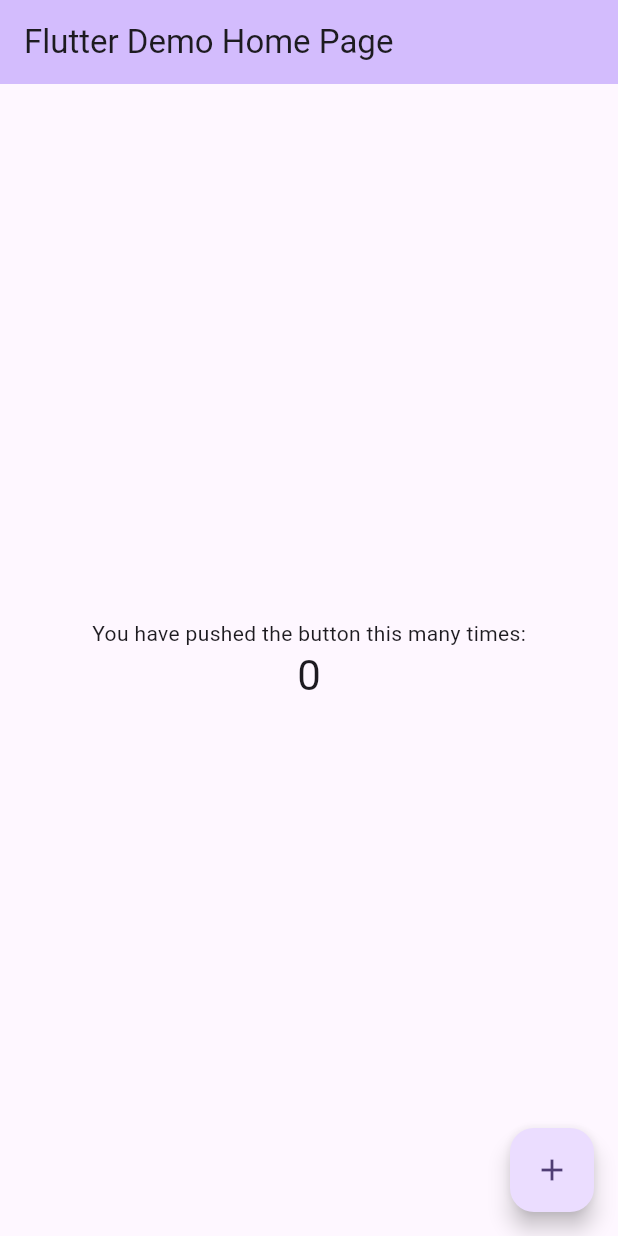
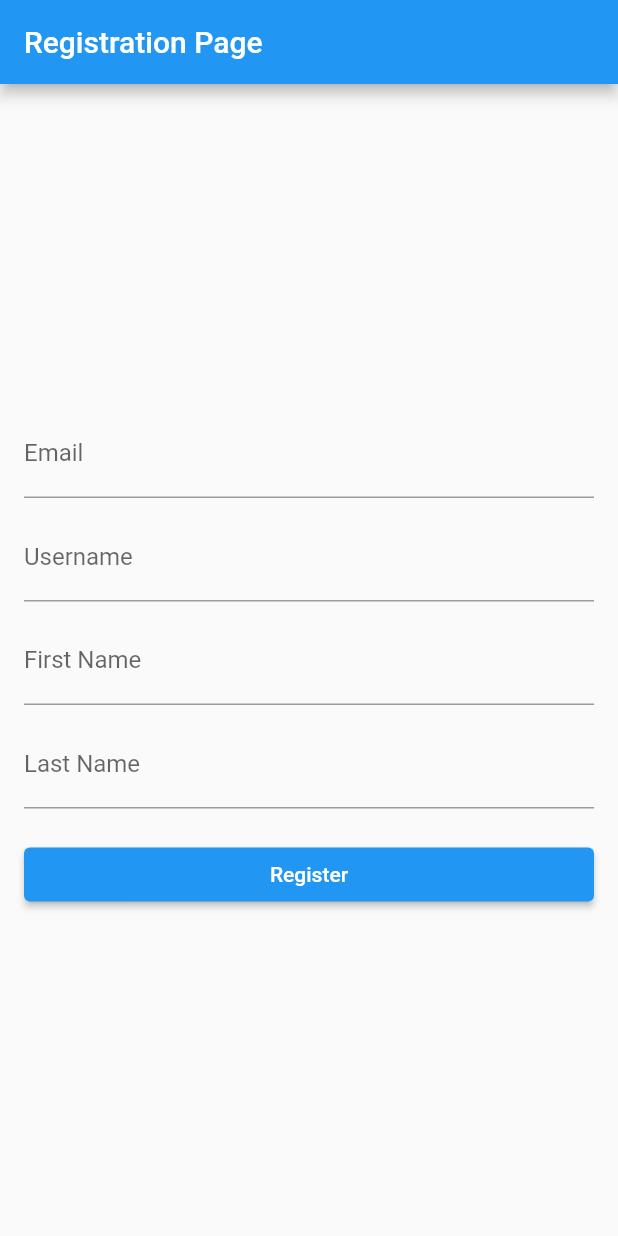
Before and after one commit to shantanujain9/justmissed, a Flutter app: the screen it shows after launch, on a phone screen of 412 x 824 dp. Run offline on Flutter 3.47's test engine with Material 2 defaults, Android fonts, the phone set to English and light mode, and no system bars.

Commit message:
two file changes
Added a registration page and confirmation page after user inputs 4 fields of information

```diff
--- /dev/null
+++ b/lib/confirmation_page.dart
@@ -0,0 +1,36 @@
+import 'package:flutter/material.dart';
+
+class ConfirmationPage extends StatelessWidget {
+  final String email;
+  final String username;
+  final String firstName;
+  final String lastName;
+
+  ConfirmationPage({
+    required this.email,
+    required this.username,
+    required this.firstName,
+    required this.lastName,
+  });
+
+  @override
+  Widget build(BuildContext context) {
+    return Scaffold(
+      appBar: AppBar(
+        title: Text('Confirmation Page'),
+      ),
+      body: Center(
+        child: Column(
+          mainAxisAlignment: MainAxisAlignment.center,
+          children: [
+            Text('Confirmation Details:'),
+            Text('Email: $email'),
+            Text('Username: $username'),
+            Text('First Name: $firstName'),
+            Text('Last Name: $lastName'),
+          ],
+        ),
+      ),
+    );
+  }
+}
--- a/lib/main.dart
+++ b/lib/main.dart
@@ -1,125 +1,15 @@
 import 'package:flutter/material.dart';
+import 'registration_page.dart';
 
 void main() {
-  runApp(const MyApp());
+  runApp(MyApp());
 }
 
 class MyApp extends StatelessWidget {
-  const MyApp({super.key});
-
-  // This widget is the root of your application.
   @override
   Widget build(BuildContext context) {
     return MaterialApp(
-      title: 'Flutter Demo',
-      theme: ThemeData(
-        // This is the theme of your application.
-        //
-        // TRY THIS: Try running your application with "flutter run". You'll see
-        // the application has a blue toolbar. Then, without quitting the app,
-        // try changing the seedColor in the colorScheme below to Colors.green
-        // and then invoke "hot reload" (save your changes or press the "hot
-        // reload" button in a Flutter-supported IDE, or press "r" if you used
-        // the command line to start the app).
-        //
-        // Notice that the counter didn't reset back to zero; the application
-        // state is not lost during the reload. To reset the state, use hot
-        // restart instead.
-        //
-        // This works for code too, not just values: Most code changes can be
-        // tested with just a hot reload.
-        colorScheme: ColorScheme.fromSeed(seedColor: Colors.deepPurple),
-        useMaterial3: true,
-      ),
-      home: const MyHomePage(title: 'Flutter Demo Home Page'),
+      home: RegistrationPage(), // Set the home property to RegistrationPage
     );
   }
 }
-
-class MyHomePage extends StatefulWidget {
-  const MyHomePage({super.key, required this.title});
-
-  // This widget is the home page of your application. It is stateful, meaning
-  // that it has a State object (defined below) that contains fields that affect
-  // how it looks.
-
-  // This class is the configuration for the state. It holds the values (in this
-  // case the title) provided by the parent (in this case the App widget) and
-  // used by the build method of the State. Fields in a Widget subclass are
-  // always marked "final".
-
-  final String title;
-
-  @override
-  State<MyHomePage> createState() => _MyHomePageState();
-}
-
-class _MyHomePageState extends State<MyHomePage> {
-  int _counter = 0;
-
-  void _incrementCounter() {
-    setState(() {
-      // This call to setState tells the Flutter framework that something has
-      // changed in this State, which causes it to rerun the build method below
-      // so that the display can reflect the updated values. If we changed
-      // _counter without calling setState(), then the build method would not be
-      // called again, and so nothing would appear to happen.
-      _counter++;
-    });
-  }
-
-  @override
-  Widget build(BuildContext context) {
-    // This method is rerun every time setState is called, for instance as done
-    // by the _incrementCounter method above.
-    //
-    // The Flutter framework has been optimized to make rerunning build methods
-    // fast, so that you can just rebuild anything that needs updating rather
-    // than having to individually change instances of widgets.
-    return Scaffold(
-      appBar: AppBar(
-        // TRY THIS: Try changing the color here to a specific color (to
-        // Colors.amber, perhaps?) and trigger a hot reload to see the AppBar
-        // change color while the other colors stay the same.
-        backgroundColor: Theme.of(context).colorScheme.inversePrimary,
-        // Here we take the value from the MyHomePage object that was created by
-        // the App.build method, and use it to set our appbar title.
-        title: Text(widget.title),
-      ),
-      body: Center(
-        // Center is a layout widget. It takes a single child and positions it
-        // in the middle of the parent.
-        child: Column(
-          // Column is also a layout widget. It takes a list of children and
-          // arranges them vertically. By default, it sizes itself to fit its
-          // children horizontally, and tries to be as tall as its parent.
-          //
-          // Column has various properties to control how it sizes itself and
-          // how it positions its children. Here we use mainAxisAlignment to
-          // center the children vertically; the main axis here is the vertical
-          // axis because Columns are vertical (the cross axis would be
-          // horizontal).
-          //
-          // TRY THIS: Invoke "debug painting" (choose the "Toggle Debug Paint"
-          // action in the IDE, or press "p" in the console), to see the
-          // wireframe for each widget.
-          mainAxisAlignment: MainAxisAlignment.center,
-          children: <Widget>[
-            const Text(
-              'You have pushed the button this many times:',
-            ),
-            Text(
-              '$_counter',
-              style: Theme.of(context).textTheme.headlineMedium,
-            ),
-          ],
-        ),
-      ),
-      floatingActionButton: FloatingActionButton(
-        onPressed: _incrementCounter,
-        tooltip: 'Increment',
-        child: const Icon(Icons.add),
-      ), // This trailing comma makes auto-formatting nicer for build methods.
-    );
-  }
-}
--- /dev/null
+++ b/lib/registration_page.dart
@@ -0,0 +1,89 @@
+import 'package:flutter/material.dart';
+import 'package:justmissed/confirmation_page.dart';
+
+class RegistrationPage extends StatelessWidget {
+  // Define variables to store user input
+  String email = '';
+  String username = '';
+  String firstName = '';
+  String lastName = '';
+
+  @override
+  Widget build(BuildContext context) {
+    return Scaffold(
+      appBar: AppBar(
+        title: Text('Registration Page'),
+      ),
+      body: Padding(
+        padding: const EdgeInsets.all(16.0),
+        child: Column(
+          mainAxisAlignment: MainAxisAlignment.center,
+          crossAxisAlignment: CrossAxisAlignment.stretch,
+          children: [
+            // Email TextField
+            TextFormField(
+              onChanged: (value) {
+                email = value;
+              },
+              decoration: InputDecoration(labelText: 'Email'),
+            ),
+            SizedBox(height: 10),
+
+            // Username TextField
+            TextFormField(
+              onChanged: (value) {
+                username = value;
+              },
+              decoration: InputDecoration(labelText: 'Username'),
+            ),
+            SizedBox(height: 10),
+
+            // First Name TextField
+            TextFormField(
+              onChanged: (value) {
+                firstName = value;
+              },
+              decoration: InputDecoration(labelText: 'First Name'),
+            ),
+            SizedBox(height: 10),
+
+            // Last Name TextField
+            TextFormField(
+              onChanged: (value) {
+                lastName = value;
+              },
+              decoration: InputDecoration(labelText: 'Last Name'),
+            ),
+            SizedBox(height: 20),
+
+            // Register Button
+
+            ElevatedButton(
+              onPressed: () {
+                // Perform registration logic here
+                print('Email: $email');
+                print('Username: $username');
+                print('First Name: $firstName');
+                print('Last Name: $lastName');
+
+                // Navigate to the confirmation page and pass data
+                Navigator.push(
+                  context,
+                  MaterialPageRoute(
+                    builder: (context) => ConfirmationPage(
+                      email: email,
+                      username: username,
+                      firstName: firstName,
+                      lastName: lastName,
+                    ),
+                  ),
+                );
+              },
+              child: Text('Register'),
+            ),
+          ],
+        ),
+      ),
+    );
+  }
+}
```
